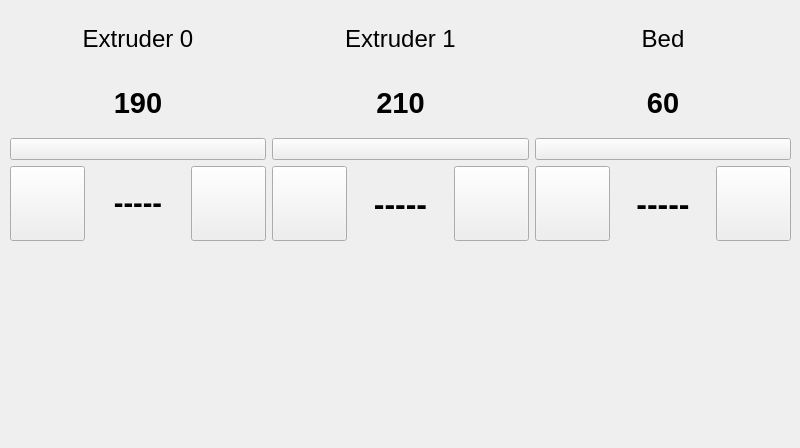
Before: the Qt Designer form ClientApp/qt/temperaturepage_qt.ui in re3Dprinting/touchscreen, drawn with Qt 5.
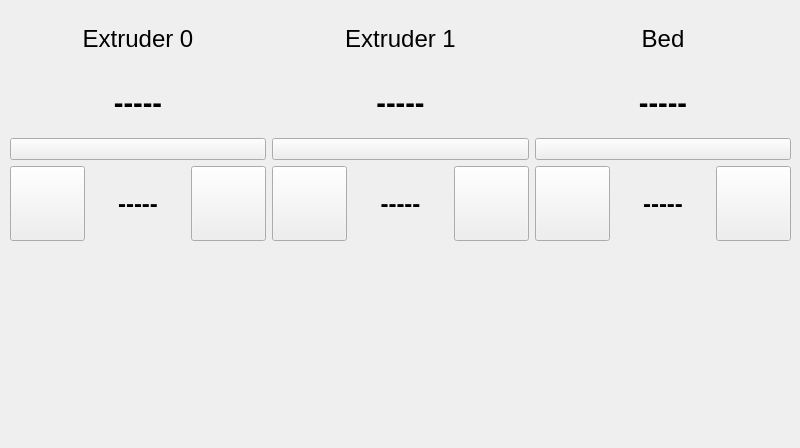
After: the same form once the commit is applied. Icons and pictures are not drawn.

Commit message: Remove dummy temperature values. Tweak font sizes.

What changed in the file:
```diff
--- a/ClientApp/qt/temperaturepage_qt.ui
+++ b/ClientApp/qt/temperaturepage_qt.ui
@@ -91,7 +91,7 @@
            </font>
           </property>
           <property name="text">
-           <string>190</string>
+           <string>-----</string>
           </property>
           <property name="alignment">
            <set>Qt::AlignCenter</set>
@@ -144,7 +144,7 @@
            </font>
           </property>
           <property name="text">
-           <string>210</string>
+           <string>-----</string>
           </property>
           <property name="alignment">
            <set>Qt::AlignCenter</set>
@@ -197,7 +197,7 @@
            </font>
           </property>
           <property name="text">
-           <string>60</string>
+           <string>-----</string>
           </property>
           <property name="alignment">
            <set>Qt::AlignCenter</set>
@@ -256,13 +256,13 @@
          <widget class="QLabel" name="e1set">
           <property name="font">
            <font>
-            <pointsize>24</pointsize>
+            <pointsize>18</pointsize>
             <weight>75</weight>
             <bold>true</bold>
            </font>
           </property>
           <property name="text">
-           <string>&lt;html&gt;&lt;head/&gt;&lt;body&gt;&lt;p align=&quot;center&quot;&gt;&lt;span style=&quot; font-size:22pt;&quot;&gt;-----&lt;/span&gt;&lt;/p&gt;&lt;/body&gt;&lt;/html&gt;</string>
+           <string>-----</string>
           </property>
           <property name="alignment">
            <set>Qt::AlignCenter</set>
@@ -323,7 +323,7 @@
          <widget class="QLabel" name="e2set">
           <property name="font">
            <font>
-            <pointsize>24</pointsize>
+            <pointsize>18</pointsize>
             <weight>75</weight>
             <bold>true</bold>
            </font>
@@ -390,7 +390,7 @@
          <widget class="QLabel" name="bedset">
           <property name="font">
            <font>
-            <pointsize>24</pointsize>
+            <pointsize>18</pointsize>
             <weight>75</weight>
             <bold>true</bold>
            </font>
```
